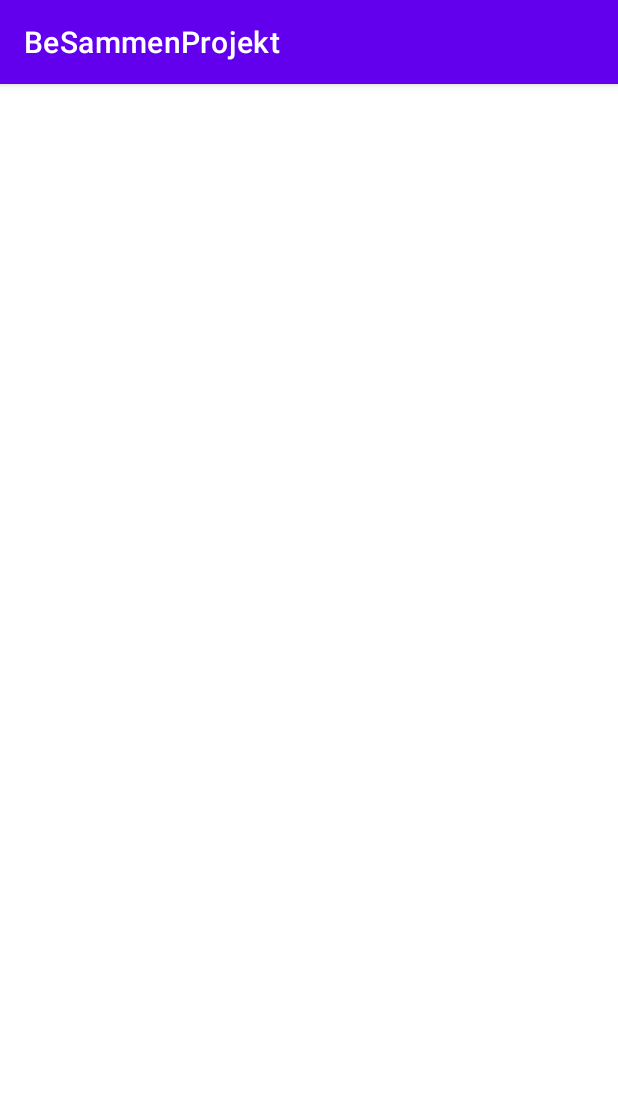
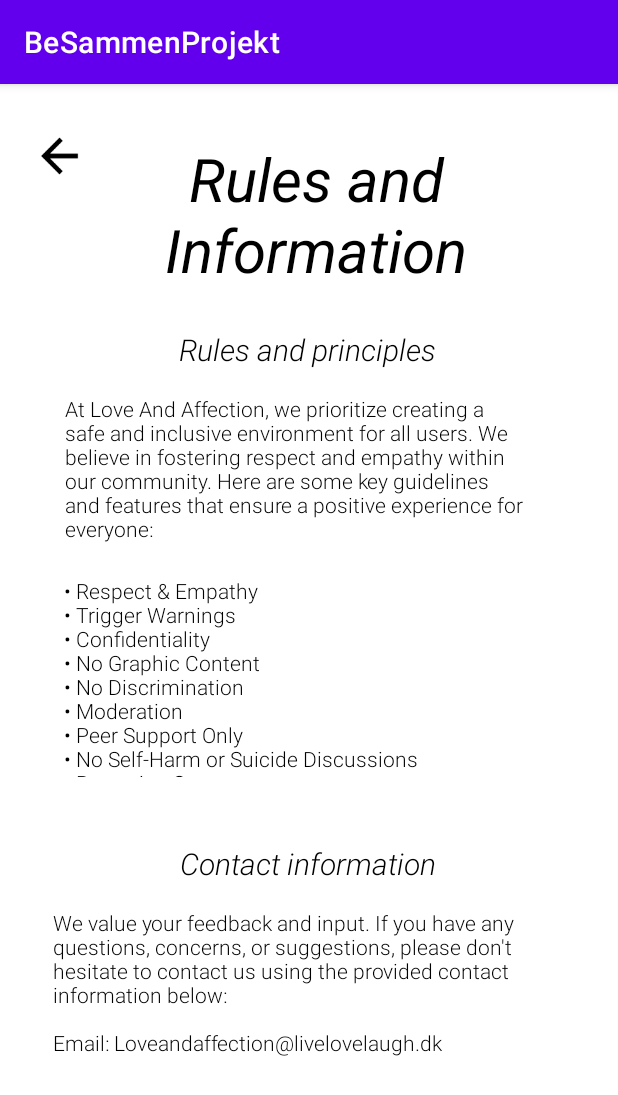
Before and after one commit to Alisashala/BeSammenProjekt, an Android app: the RulesAndInformation screen opened directly, with no data from a screen before it, on a phone screen of 412 x 824 dp. Shown: the top 1095 px of the screen. Run offline under Robolectric (Android 15) with nearby library versions, the phone set to English and light mode, and no system bars.

Commit message:
#53 design af rules and information + comments in rules and information activity + a few changes in main activity

```diff
--- a/app/src/main/java/com/example/besammenprojekt/MainActivity.java
+++ b/app/src/main/java/com/example/besammenprojekt/MainActivity.java
@@ -13,7 +13,6 @@ import com.google.firebase.auth.FirebaseAuth;
 import com.google.firebase.auth.FirebaseUser;
 
 public class MainActivity extends AppCompatActivity {
-
     private FirebaseAuth auth;
     private TextView textView;
     private FirebaseUser user;
@@ -76,13 +75,6 @@ public class MainActivity extends AppCompatActivity {
 
             }
         });
-        ImageView profileButton = findViewById(R.id.profileButton);
-        profileButton.setOnClickListener(new View.OnClickListener() {
-            @Override
-            public void onClick(View view) {
-                // intent til profiloplysninger
-            }
-        });
 
         ImageView rulesAndInformation = findViewById(R.id.rulesAndInformation);
         rulesAndInformation.setOnClickListener(new View.OnClickListener() {
@@ -95,6 +87,5 @@ public class MainActivity extends AppCompatActivity {
         });
 
 
-
     }
 }
--- a/app/src/main/java/com/example/besammenprojekt/RulesAndInformation.java
+++ b/app/src/main/java/com/example/besammenprojekt/RulesAndInformation.java
@@ -2,7 +2,12 @@ package com.example.besammenprojekt;
 
 import androidx.appcompat.app.AppCompatActivity;
 
+import android.content.Intent;
 import android.os.Bundle;
+import android.view.View;
+import android.widget.TextView;
+
+import org.w3c.dom.Text;
 
 public class RulesAndInformation extends AppCompatActivity {
 
@@ -10,5 +15,65 @@ public class RulesAndInformation extends AppCompatActivity {
     protected void onCreate(Bundle savedInstanceState) {
         super.onCreate(savedInstanceState);
         setContentView(R.layout.activity_rules_and_information);
+
+// String rule 1
+        // Reference to the TextView with the id rulesTextView from the layout XML file.
+        // findViewById = method that searches for a view with the specified id in the current layout
+        TextView rulesTextView = findViewById(R.id.rulesTextView);
+
+        // Set the detailed rules text
+        String rules = "At Love And Affection, we prioritize creating a safe and inclusive environment for all users. We believe in fostering respect and empathy within our community. Here are some key guidelines and features that ensure a positive experience for everyone:";
+
+        // Assigns the value of the 'rules' string to the TextView: 'rulesTextView'
+        rulesTextView.setText(rules);
+
+// String rule 2
+        // Reference to the TextView with the id rulesTextView from the layout XML file.
+        // findViewById = method that searches for a view with the specified id in the current layout
+        TextView rulesTextView2 = findViewById(R.id.rulesTextView2);
+
+        // Set the detailed rules text
+        String rules2 = "• Respect & Empathy\n" +
+                "• Trigger Warnings\n" +
+                "• Confidentiality\n" +
+                "• No Graphic Content\n" +
+                "• No Discrimination\n" +
+                "• Moderation\n" +
+                "• Peer Support Only\n" +
+                "• No Self-Harm or Suicide Discussions\n" +
+                "• Reporting System\n" +
+                "• Appropriate Language";
+
+        // Assigns the value of the 'rules2' string to the TextView: 'rulesTextView2'
+        rulesTextView2.setText(rules2);
+
+// String rule 3
+        // Reference to the TextView with the id informationTextView from the layout XML file.
+        // findViewById = method that searches for a view with the specified id in the current layout
+        TextView contactInformation = findViewById(R.id.informationTextView);
+
+        // Set the detailed rules text
+        String rules3 = "We value your feedback and input. If you have any questions, concerns, or suggestions, please don't hesitate to contact us using the provided contact information below:\n" +
+                "\n" +
+                "Email: Loveandaffection@livelovelaugh.dk";
+
+        // Assigns the value of the 'rules3' string to the TextView: 'informationTextView'
+        contactInformation.setText(rules3);
+
+    }
+
+// onClick event
+    // Handles the onClick event for the back button in the RulesAndInformation activity.
+    // Navigates back to the MainActivity.
+
+    // parameter view -->  The view that triggers the event
+    public void backButtonInRules(View view) {
+        // Create an intent to navigate back to the MainActivity
+        // // The current view's context is used as the first argument for the Intent constructor
+        Intent intentToMainActivity = new Intent(view.getContext(), MainActivity.class);
+        // Start the activity specified by the intent
+        startActivity(intentToMainActivity);
+        // Finish the current activity, removing it from the activity stack
+        finish();
     }
 }
--- a/app/src/main/res/layout/activity_rules_and_information.xml
+++ b/app/src/main/res/layout/activity_rules_and_information.xml
@@ -1,9 +1,106 @@
 <?xml version="1.0" encoding="utf-8"?>
-<androidx.constraintlayout.widget.ConstraintLayout xmlns:android="http://schemas.android.com/apk/res/android"
+<androidx.constraintlayout.widget.ConstraintLayout
+    xmlns:android="http://schemas.android.com/apk/res/android"
     xmlns:app="http://schemas.android.com/apk/res-auto"
     xmlns:tools="http://schemas.android.com/tools"
     android:layout_width="match_parent"
     android:layout_height="match_parent"
     tools:context=".RulesAndInformation">
 
+    <androidx.appcompat.widget.AppCompatImageView
+        android:id="@+id/backButtonInRules"
+        android:layout_width="47dp"
+        android:layout_height="64dp"
+        android:layout_marginStart="16dp"
+        android:layout_marginTop="16dp"
+        android:padding="5dp"
+        android:src="@drawable/back_icon"
+        android:onClick="backButtonInRules"
+        app:layout_constraintStart_toStartOf="parent"
+        app:layout_constraintTop_toTopOf="parent" />
+
+    <TextView
+        android:id="@+id/headerText"
+        android:layout_width="253dp"
+        android:layout_height="95dp"
+        android:layout_marginTop="36dp"
+        android:text="Rules and Information"
+        android:textAlignment="center"
+        android:textColor="@color/black"
+        android:textSize="40sp"
+        android:textStyle="italic"
+        app:layout_constraintEnd_toEndOf="parent"
+        app:layout_constraintHorizontal_bias="0.218"
+        app:layout_constraintStart_toEndOf="@+id/backButtonInRules"
+        app:layout_constraintTop_toTopOf="parent" />
+
+    <TextView
+        android:id="@+id/rulesAndPrinciples"
+        android:layout_width="wrap_content"
+        android:layout_height="wrap_content"
+        android:layout_marginTop="32dp"
+        android:fontFamily="sans-serif-light"
+        android:text="Rules and principles"
+        android:textColor="#000000"
+        android:textSize="20sp"
+        android:textStyle="italic"
+        app:layout_constraintEnd_toEndOf="parent"
+        app:layout_constraintHorizontal_bias="0.497"
+        app:layout_constraintStart_toStartOf="parent"
+        app:layout_constraintTop_toBottomOf="@+id/headerText" />
+
+    <TextView
+        android:id="@+id/rulesTextView"
+        android:layout_width="324dp"
+        android:layout_height="113dp"
+        android:layout_marginTop="16dp"
+        android:fontFamily="sans-serif-light"
+        android:textColor="#000000"
+        android:textSize="14sp"
+        app:layout_constraintEnd_toEndOf="parent"
+        app:layout_constraintHorizontal_bias="0.494"
+        app:layout_constraintStart_toStartOf="parent"
+        app:layout_constraintTop_toBottomOf="@+id/rulesAndPrinciples" />
+
+    <TextView
+        android:id="@+id/rulesTextView2"
+        android:layout_width="328dp"
+        android:layout_height="134dp"
+        android:layout_marginTop="8dp"
+        android:fontFamily="sans-serif-light"
+        android:textAlignment="viewStart"
+        android:textColor="#000000"
+        android:textSize="14sp"
+        app:layout_constraintEnd_toEndOf="parent"
+        app:layout_constraintHorizontal_bias="0.506"
+        app:layout_constraintStart_toStartOf="parent"
+        app:layout_constraintTop_toBottomOf="@+id/rulesTextView" />
+
+    <TextView
+        android:id="@+id/contactInformation"
+        android:layout_width="wrap_content"
+        android:layout_height="wrap_content"
+        android:layout_marginTop="44dp"
+        android:fontFamily="sans-serif-light"
+        android:text="Contact information"
+        android:textColor="#000000"
+        android:textSize="20sp"
+        android:textStyle="italic"
+        app:layout_constraintEnd_toEndOf="parent"
+        app:layout_constraintHorizontal_bias="0.497"
+        app:layout_constraintStart_toStartOf="parent"
+        app:layout_constraintTop_toBottomOf="@+id/rulesTextView2" />
+
+    <TextView
+        android:id="@+id/informationTextView"
+        android:layout_width="341dp"
+        android:layout_height="111dp"
+        android:layout_marginTop="16dp"
+        android:fontFamily="sans-serif-light"
+        android:textColor="#000000"
+        app:layout_constraintEnd_toEndOf="parent"
+        app:layout_constraintStart_toStartOf="parent"
+        app:layout_constraintTop_toBottomOf="@+id/contactInformation" />
+
+
 </androidx.constraintlayout.widget.ConstraintLayout>
```
